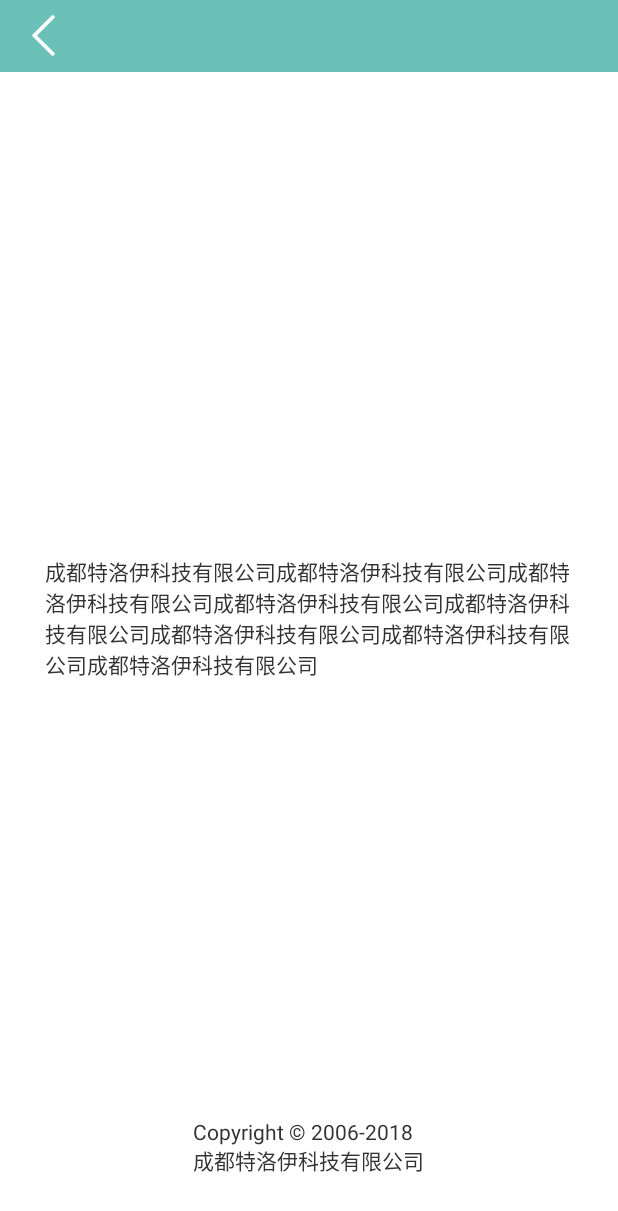
After one commit to liuguofeng719/BuyTickets, an Android app: the layout about.xml on its own in the app's theme, with its tools: preview values and no code run, on a phone screen of 412 x 824 dp. The commit adds this screen. Shown: the top 1211 px of the screen. Run offline under Robolectric (Android 15) with nearby library versions, the phone set to English and light mode, and no system bars.

Commit message:
新增关于我们以及修正重置密码以及找回密码，没有存储手机号

```diff
--- a/app/src/main/java/com/ticket/ui/activity/RestAndForgotActivity.java
+++ b/app/src/main/java/com/ticket/ui/activity/RestAndForgotActivity.java
@@ -108,6 +108,7 @@
                                         public void onResponse(Response<UserVo> response, Retrofit retrofit) {
                                             if (response.isSuccess() && response.body() != null && response.body().isSuccessfully()) {
                                                 AppPreferences.putString("userId", response.body().getUserId());
+                                                AppPreferences.putString("userPhone", ed_user_phone.getText().toString());
                                                 countTimer.cancel();
                                                 readyGoThenKill(HomeActivity.class);
                                             } else {
--- a/app/src/main/java/com/ticket/ui/fragment/MyFragment.java
+++ b/app/src/main/java/com/ticket/ui/fragment/MyFragment.java
@@ -6,6 +6,7 @@
 import android.widget.TextView;
 
 import com.ticket.R;
+import com.ticket.ui.activity.AboutActivity;
 import com.ticket.ui.activity.LoginActivity;
 import com.ticket.ui.activity.PassengerManagerActivity;
 import com.ticket.ui.activity.RestAndForgotActivity;
@@ -28,6 +29,8 @@
     TextView tv_restpwd;
     @InjectView(R.id.tv_login_title)
     TextView tv_login_title;
+    @InjectView(R.id.tv_about)
+    TextView tv_about;
 
     @OnClick(R.id.tv_quit)
     public void quitLogin() {
@@ -90,6 +93,12 @@
                 }
             }
         });
+        tv_about.setOnClickListener(new View.OnClickListener() {
+            @Override
+            public void onClick(View v) {
+                readyGo(AboutActivity.class);
+            }
+        });
     }
 
     @Override
--- /dev/null
+++ b/app/src/main/res/layout/about.xml
@@ -0,0 +1,40 @@
+<?xml version="1.0" encoding="utf-8"?>
+<RelativeLayout xmlns:android="http://schemas.android.com/apk/res/android"
+    android:layout_width="match_parent"
+    android:layout_height="match_parent"
+    >
+
+    <FrameLayout
+        android:layout_alignParentTop="true"
+        android:background="@color/button_text_color"
+        android:layout_width="match_parent"
+        android:layout_height="wrap_content"
+        android:paddingLeft="@dimen/common_padding"
+        android:paddingRight="@dimen/common_padding"
+        >
+        <include layout="@layout/header" />
+    </FrameLayout>
+    <TextView
+        android:id="@+id/tv_copyright_text"
+        android:layout_width="wrap_content"
+        android:layout_height="wrap_content"
+        android:text="@string/about_text"
+        android:layout_centerInParent="true"
+        android:padding="30dp"
+    />
+    <LinearLayout
+        android:layout_width="match_parent"
+        android:layout_height="wrap_content"
+        android:orientation="vertical"
+        android:gravity="center"
+        android:layout_alignParentBottom="true"
+        android:layout_marginBottom="40dp"
+        >
+        <TextView
+            android:id="@+id/tv_copyright"
+            android:layout_width="wrap_content"
+            android:layout_height="wrap_content"
+            android:text="@string/about_copyright"
+        />
+    </LinearLayout>
+</RelativeLayout>
--- a/app/src/main/res/values/strings.xml
+++ b/app/src/main/res/values/strings.xml
@@ -17,6 +17,8 @@
     <string name="home_user_info">个人中心</string>
     <string name="pay_mode_title">支付选择</string>
     <string name="refund_ticket">退票</string>
+    <string name="about_copyright">Copyright &#169; 2006-2018 \n成都特洛伊科技有限公司</string>
+    <string name="about_text">成都特洛伊科技有限公司成都特洛伊科技有限公司成都特洛伊科技有限公司成都特洛伊科技有限公司成都特洛伊科技有限公司成都特洛伊科技有限公司成都特洛伊科技有限公司成都特洛伊科技有限公司</string>
 
     <!-- login -->
     <string name="header_title">登录</string>
```
